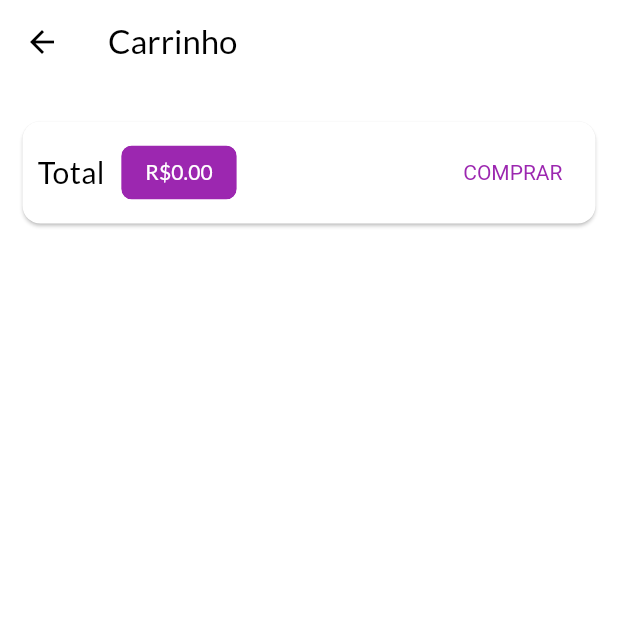
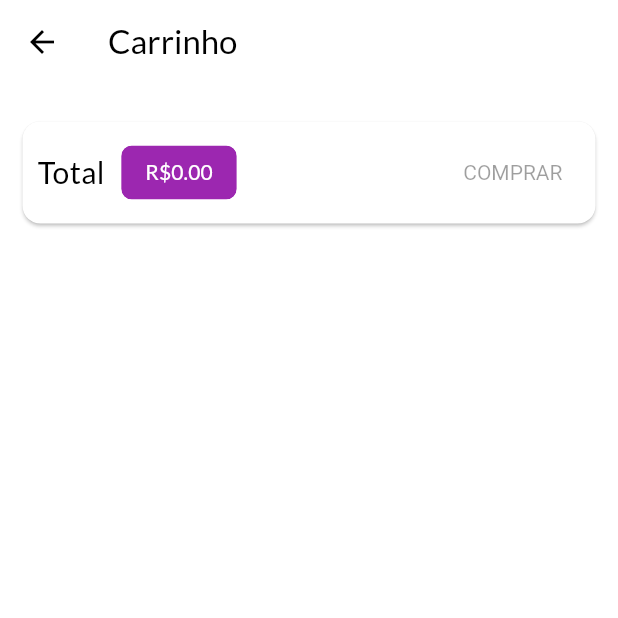
Before and after one commit to whoisgah/shop, a Flutter app: the CartPage screen opened by its route, on a phone screen of 412 x 824 dp, the top half of it. Run offline on Flutter 3.47's test engine with Material 3 defaults, Android fonts, the phone set to English and light mode, and no system bars; network calls fail.

```diff
--- /dev/null
+++ b/lib/exceptions/http_exception.dart
@@ -0,0 +1,11 @@
+class HttpException implements Exception {
+  final String message;
+  final int statusCode;
+
+  HttpException(this.message, this.statusCode);
+
+  @override
+  String toString() {
+    return message;
+  }
+}
--- a/lib/pages/cart_page.dart
+++ b/lib/pages/cart_page.dart
@@ -48,21 +48,7 @@ class CartPage extends StatelessWidget {
                     ),
                   ),
                   const Spacer(),
-                  TextButton(
-                    style: TextButton.styleFrom(
-                        textStyle: TextStyle(
-                      color: Theme.of(context).colorScheme.primary,
-                    )),
-                    onPressed: () {
-                      Provider.of<OrderList>(
-                        context,
-                        listen: false,
-                      ).addOrder(cart);
-
-                      cart.clear();
-                    },
-                    child: const Text('COMPRAR'),
-                  )
+                  CartButton(cart: cart)
                 ],
               ),
             ),
@@ -78,3 +64,42 @@ class CartPage extends StatelessWidget {
     );
   }
 }
+
+class CartButton extends StatefulWidget {
+  const CartButton({
+    super.key,
+    required this.cart,
+  });
+
+  final Cart cart;
+
+  @override
+  State<CartButton> createState() => _CartButtonState();
+}
+
+class _CartButtonState extends State<CartButton> {
+  bool _isLoading = false;
+  @override
+  Widget build(BuildContext context) {
+    return _isLoading
+        ? const CircularProgressIndicator()
+        : TextButton(
+            style: TextButton.styleFrom(
+                textStyle: TextStyle(
+              color: Theme.of(context).colorScheme.primary,
+            )),
+            onPressed: widget.cart.itemsCount == 0
+                ? null
+                : () async {
+                    setState(() => _isLoading = true);
+                    await Provider.of<OrderList>(
+                      context,
+                      listen: false,
+                    ).addOrder(widget.cart);
+                    widget.cart.clear();
+                    setState(() => _isLoading = false);
+                  },
+            child: const Text('COMPRAR'),
+          );
+  }
+}
--- a/lib/pages/product_detail_page.dart
+++ b/lib/pages/product_detail_page.dart
@@ -1,4 +1,4 @@
-// ignore_for_file: file_names
+// ignore_for_file: file_names, sized_box_for_whitespace
 
 import 'package:flutter/material.dart';
 import 'package:shop/models/product.dart';
--- /dev/null
+++ b/lib/utils/constants.dart
@@ -0,0 +1,7 @@
+// ignore_for_file: constant_identifier_names
+
+class Constants {
+  static const product_base_url =
+      'https://shop-flutter-21d5d-default-rtdb.firebaseio.com/products';
+  static const order_base_url = 'https://shop-flutter-21d5d-default-rtdb.firebaseio.com/orders';
+}
```
Also changed, not shown: lib/components/product_item.dart (+11 -3 lines), lib/models/order_list.dart (+58 -7 lines), lib/models/product.dart (+25 -2 lines), lib/models/product_list.dart (+43 -14 lines), lib/pages/orders_page.dart (+19 -3 lines), lib/pages/product_form_page.dart (+28 -10 lines), lib/pages/product_page.dart (+8 -1 lines), lib/pages/products_overview_page.dart (+20 -1 lines).
